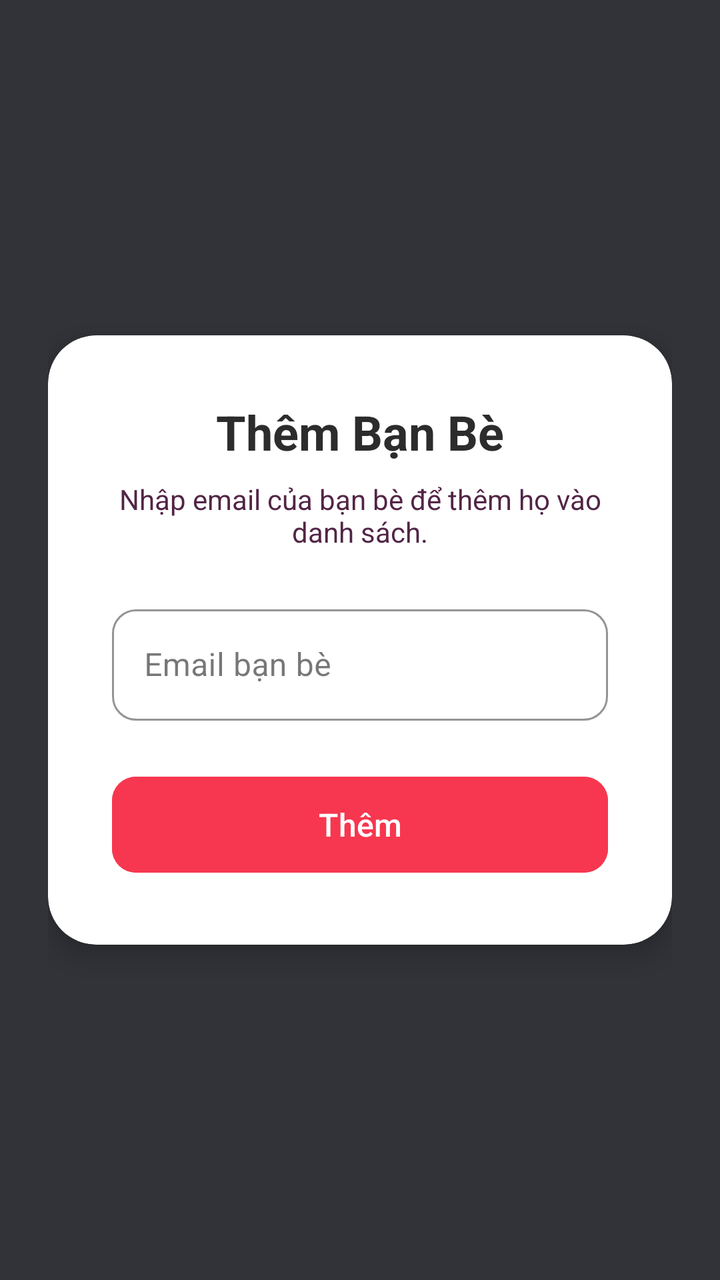
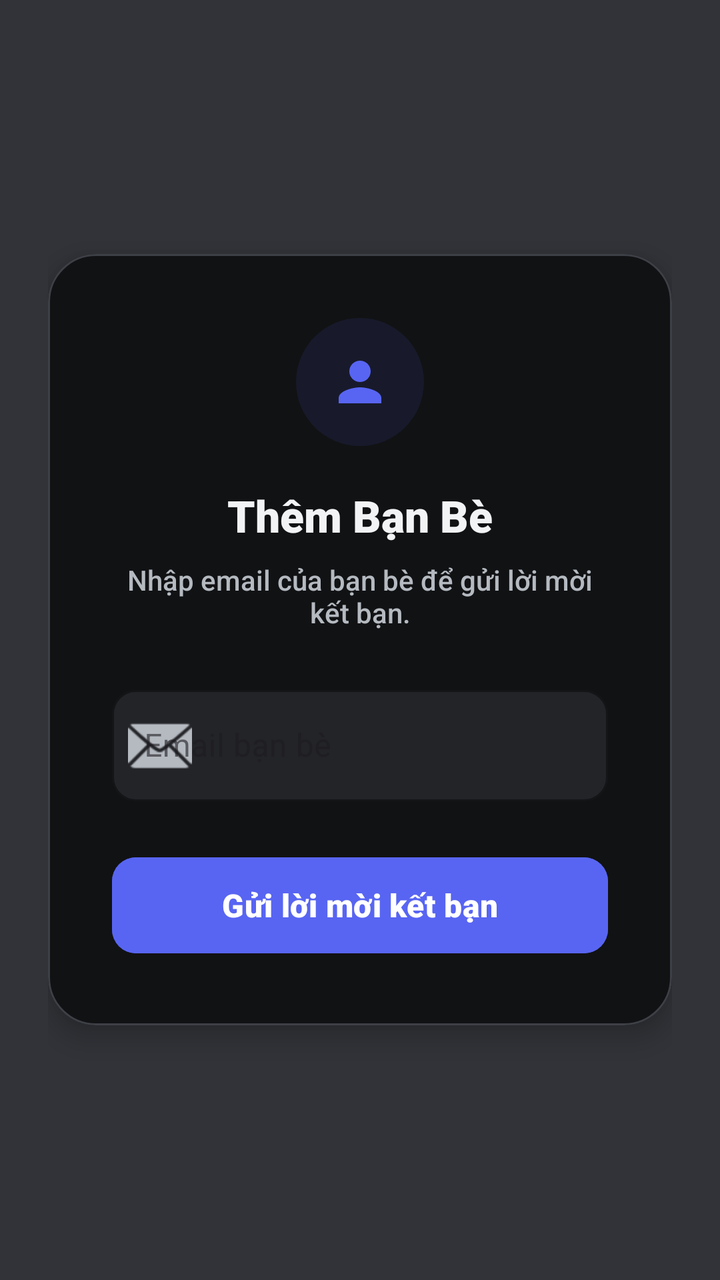

The first picture is an Android layout as it rendered before a commit; the second is the same layout after the commit. The layout source and the unified diff follow.
<!-- AndroidManifest.xml: application theme Theme.SE114_CallingSystem -->
<!-- res/layout/activity_add_friend.xml -->
<?xml version="1.0" encoding="utf-8"?>
<FrameLayout
    xmlns:android="http://schemas.android.com/apk/res/android"
    xmlns:app="http://schemas.android.com/apk/res-auto"
    android:layout_width="match_parent"
    android:layout_height="wrap_content"
    android:padding="24dp">
    <com.google.android.material.card.MaterialCardView
        android:layout_width="match_parent"
        android:layout_height="wrap_content"
        android:layout_gravity="center"
        app:cardBackgroundColor="#FFFFFF"
        app:cardCornerRadius="24dp"
        app:cardElevation="8dp"
        app:strokeWidth="0dp">

        <LinearLayout
            android:layout_width="match_parent"
            android:layout_height="wrap_content"
            android:orientation="vertical"
            android:padding="32dp">

            <TextView
                android:layout_width="match_parent"
                android:layout_height="wrap_content"
                android:text="Thêm Bạn Bè"
                android:textAlignment="center"
                android:textSize="24sp"
                android:textStyle="bold"
                android:textColor="#2C2C2C"
                android:layout_marginBottom="8dp"/>

            <TextView
                android:layout_width="match_parent"
                android:layout_height="wrap_content"
                android:text="Nhập email của bạn bè để thêm họ vào danh sách."
                android:textAlignment="center"
                android:textSize="14sp"
                android:textColor="#522546"
                android:layout_marginBottom="24dp"/>

            <com.google.android.material.textfield.TextInputLayout
                style="@style/Widget.MaterialComponents.TextInputLayout.OutlinedBox"
                android:layout_width="match_parent"
                android:layout_height="wrap_content"
                android:layout_marginBottom="24dp"
                app:boxCornerRadiusTopStart="12dp"
                app:boxCornerRadiusTopEnd="12dp"
                app:boxCornerRadiusBottomStart="12dp"
                app:boxCornerRadiusBottomEnd="12dp"
                app:boxStrokeColor="#F7374F"
                app:hintTextColor="#F7374F"
                android:hint="Email bạn bè">

                <com.google.android.material.textfield.TextInputEditText
                    android:id="@+id/etFriendEmail"
                    android:layout_width="match_parent"
                    android:layout_height="wrap_content"
                    android:inputType="textEmailAddress"
                    android:textColor="#2C2C2C"/>
            </com.google.android.material.textfield.TextInputLayout>

            <com.google.android.material.button.MaterialButton
                android:id="@+id/btnAddFriendConfirm"
                android:layout_width="match_parent"
                android:layout_height="56dp"
                android:text="Thêm"
                android:textSize="16sp"
                app:cornerRadius="12dp"
                android:backgroundTint="#F7374F"
                android:textColor="#FFFFFF"/>

        </LinearLayout>
    </com.google.android.material.card.MaterialCardView>
</FrameLayout>
<!-- resources referenced by this layout -->
<resources>
  <style name="Theme.SE114_CallingSystem" parent="Base.Theme.SE114_CallingSystem" />
  <style name="Base.Theme.SE114_CallingSystem" parent="Theme.Material3.DayNight.NoActionBar">
          <item name="colorPrimary">@color/accent</item>
          <item name="colorOnPrimary">@color/text_on_accent</item>
          <item name="colorSecondary">@color/accent_light</item>
          <item name="android:windowBackground">@color/bg_primary</item>
          <item name="android:statusBarColor">@color/bg_primary</item>
          <item name="android:navigationBarColor">@color/bg_primary</item>
      </style>
  <color name="accent">@color/discord_blurple</color>
  <color name="text_on_accent">#FFFFFF</color>
  <color name="accent_light">#7A85F5</color>
  <color name="bg_primary">@color/discord_dark_base</color>
  <color name="discord_blurple">#5865F2</color>
  <color name="discord_dark_base">#313338</color>
</resources>

<!-- the commit's change to res/layout/activity_add_friend.xml (unified diff, before → after) -->
@@ -9,10 +9,11 @@
         android:layout_width="match_parent"
         android:layout_height="wrap_content"
         android:layout_gravity="center"
-        app:cardBackgroundColor="#FFFFFF"
+        app:cardBackgroundColor="@color/discord_dark_floating"
         app:cardCornerRadius="24dp"
         app:cardElevation="8dp"
-        app:strokeWidth="0dp">
+        app:strokeWidth="1dp"
+        app:strokeColor="@color/discord_divider">
 
         <LinearLayout
             android:layout_width="match_parent"
@@ -20,23 +21,40 @@
             android:orientation="vertical"
             android:padding="32dp">
 
+            
+            <FrameLayout
+                android:layout_width="64dp"
+                android:layout_height="64dp"
+                android:layout_gravity="center_horizontal"
+                android:layout_marginBottom="20dp"
+                android:background="@drawable/bg_circle"
+                android:backgroundTint="#1A5865F2">
+                <ImageView
+                    android:layout_width="32dp"
+                    android:layout_height="32dp"
+                    android:layout_gravity="center"
+                    android:src="@drawable/icon_user"
+                    app:tint="@color/discord_blurple" />
+            </FrameLayout>
+
             <TextView
                 android:layout_width="match_parent"
                 android:layout_height="wrap_content"
                 android:text="Thêm Bạn Bè"
                 android:textAlignment="center"
-                android:textSize="24sp"
-                android:textStyle="bold"
-                android:textColor="#2C2C2C"
+                android:textSize="22sp"
+                android:fontFamily="sans-serif-black"
+                android:textColor="@color/discord_text_primary"
                 android:layout_marginBottom="8dp"/>
 
             <TextView
                 android:layout_width="match_parent"
                 android:layout_height="wrap_content"
-                android:text="Nhập email của bạn bè để thêm họ vào danh sách."
+                android:text="Nhập email của bạn bè để gửi lời mời kết bạn."
                 android:textAlignment="center"
                 android:textSize="14sp"
-                android:textColor="#522546"
+                android:fontFamily="sans-serif-medium"
+                android:textColor="@color/discord_text_secondary"
                 android:layout_marginBottom="24dp"/>
 
             <com.google.android.material.textfield.TextInputLayout
@@ -48,8 +66,11 @@
                 app:boxCornerRadiusTopEnd="12dp"
                 app:boxCornerRadiusBottomStart="12dp"
                 app:boxCornerRadiusBottomEnd="12dp"
-                app:boxStrokeColor="#F7374F"
-                app:hintTextColor="#F7374F"
+                app:boxStrokeColor="@color/discord_blurple"
+                app:hintTextColor="@color/discord_blurple"
+                app:boxBackgroundColor="@color/discord_dark_elevated"
+                app:startIconDrawable="@android:drawable/ic_dialog_email"
+                app:startIconTint="@color/discord_text_secondary"
                 android:hint="Email bạn bè">
 
                 <com.google.android.material.textfield.TextInputEditText
@@ -57,18 +78,22 @@
                     android:layout_width="match_parent"
                     android:layout_height="wrap_content"
                     android:inputType="textEmailAddress"
-                    android:textColor="#2C2C2C"/>
+                    android:textColor="@color/discord_text_primary"
+                    android:textSize="16sp"/>
             </com.google.android.material.textfield.TextInputLayout>
 
             <com.google.android.material.button.MaterialButton
                 android:id="@+id/btnAddFriendConfirm"
                 android:layout_width="match_parent"
                 android:layout_height="56dp"
-                android:text="Thêm"
+                android:text="Gửi lời mời kết bạn"
                 android:textSize="16sp"
+                android:textAllCaps="false"
+                android:fontFamily="sans-serif-black"
                 app:cornerRadius="12dp"
-                android:backgroundTint="#F7374F"
-                android:textColor="#FFFFFF"/>
+                android:backgroundTint="@color/discord_blurple"
+                android:textColor="@color/white"
+                app:elevation="4dp"/>
 
         </LinearLayout>
     </com.google.android.material.card.MaterialCardView>
<!-- resource entries referenced after the edit -->
@@ -14,6 +14,29 @@
   <color name="accent_light">#7A85F5</color>
   <color name="bg_primary">@color/discord_dark_base</color>
   <color name="discord_blurple">#5865F2</color>
+  <color name="discord_dark_elevated">#232428</color>
+  <color name="discord_dark_floating">#111214</color>
+  <color name="discord_divider">#3E4047</color>
+  <color name="discord_text_primary">#F2F3F5</color>
+  <color name="discord_text_secondary">#B5BAC1</color>
+  <color name="white">#FFFFFFFF</color>
+  <!-- drawable bg_circle (drawable) -->
+  <?xml version="1.0" encoding="utf-8"?>
+  <shape xmlns:android="http://schemas.android.com/apk/res/android"
+      android:shape="oval">
+      <solid android:color="#FFFFFF" />
+  </shape>
+  <!-- drawable icon_user (drawable) -->
+  <?xml version="1.0" encoding="utf-8"?>
+  <vector xmlns:android="http://schemas.android.com/apk/res/android"
+      android:width="24dp"
+      android:height="24dp"
+      android:viewportWidth="24"
+      android:viewportHeight="24">
+      <path
+          android:fillColor="#FFFFFF"
+          android:pathData="M12,12c2.21,0 4,-1.79 4,-4s-1.79,-4 -4,-4 -4,1.79 -4,4 1.79,4 4,4zM12,14c-2.67,0 -8,1.34 -8,4v2h16v-2c0,-2.66 -5.33,-4 -8,-4z"/>
+  </vector>
   <color name="discord_dark_base">#313338</color>
 </resources>
 
